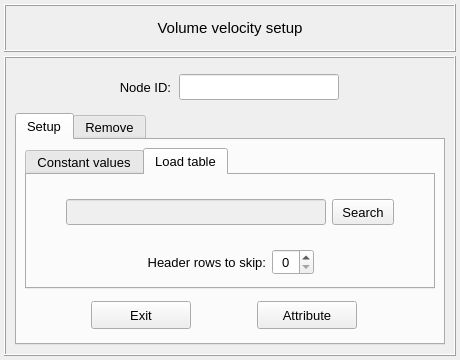
Qt form pulse/interface/data/ui_files/model/setup/acoustic/volume_velocity_input.ui (open-pulse/OpenPulse) before a commit.
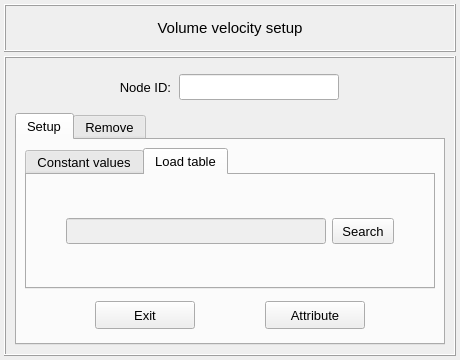
The same form after that commit. The open tabs and pages were chosen to show the change.

Commit message: Removes the unused QSpinBox controls and adjusts the ui-files

The edit to the form file:
```diff
--- a/pulse/interface/data/ui_files/model/setup/acoustic/volume_velocity_input.ui
+++ b/pulse/interface/data/ui_files/model/setup/acoustic/volume_velocity_input.ui
@@ -693,132 +693,6 @@
                 </layout>
                </widget>
               </item>
-              <item row="1" column="0">
-               <widget class="QFrame" name="frame_11">
-                <property name="minimumSize">
-                 <size>
-                  <width>260</width>
-                  <height>32</height>
-                 </size>
-                </property>
-                <property name="maximumSize">
-                 <size>
-                  <width>400</width>
-                  <height>32</height>
-                 </size>
-                </property>
-                <property name="frameShape">
-                 <enum>QFrame::NoFrame</enum>
-                </property>
-                <property name="frameShadow">
-                 <enum>QFrame::Raised</enum>
-                </property>
-                <layout class="QGridLayout" name="gridLayout_14">
-                 <property name="leftMargin">
-                  <number>2</number>
-                 </property>
-                 <property name="topMargin">
-                  <number>2</number>
-                 </property>
-                 <property name="rightMargin">
-                  <number>2</number>
-                 </property>
-                 <property name="bottomMargin">
-                  <number>2</number>
-                 </property>
-                 <property name="horizontalSpacing">
-                  <number>6</number>
-                 </property>
-                 <property name="verticalSpacing">
-                  <number>2</number>
-                 </property>
-                 <item row="0" column="0">
-                  <spacer name="horizontalSpacer_5">
-                   <property name="orientation">
-                    <enum>Qt::Horizontal</enum>
-                   </property>
-                   <property name="sizeHint" stdset="0">
-                    <size>
-                     <width>40</width>
-                     <height>20</height>
-                    </size>
-                   </property>
-                  </spacer>
-                 </item>
-                 <item row="0" column="1">
-                  <widget class="QLabel" name="label_9">
-                   <property name="minimumSize">
-                    <size>
-                     <width>0</width>
-                     <height>26</height>
-                    </size>
-                   </property>
-                   <property name="maximumSize">
-                    <size>
-                     <width>140</width>
-                     <height>26</height>
-                    </size>
-                   </property>
-                   <property name="font">
-                    <font>
-                     <family>MS Shell Dlg 2</family>
-                     <pointsize>10</pointsize>
-                     <weight>50</weight>
-                     <italic>false</italic>
-                     <bold>false</bold>
-                    </font>
-                   </property>
-                   <property name="text">
-                    <string>Header rows to skip:</string>
-                   </property>
-                   <property name="alignment">
-                    <set>Qt::AlignRight|Qt::AlignTrailing|Qt::AlignVCenter</set>
-                   </property>
-                  </widget>
-                 </item>
-                 <item row="0" column="2">
-                  <widget class="QSpinBox" name="spinBox_skip_wors">
-                   <property name="minimumSize">
-                    <size>
-                     <width>0</width>
-                     <height>26</height>
-                    </size>
-                   </property>
-                   <property name="maximumSize">
-                    <size>
-                     <width>16777215</width>
-                     <height>26</height>
-                    </size>
-                   </property>
-                   <property name="font">
-                    <font>
-                     <pointsize>10</pointsize>
-                    </font>
-                   </property>
-                   <property name="alignment">
-                    <set>Qt::AlignCenter</set>
-                   </property>
-                   <property name="maximum">
-                    <number>10</number>
-                   </property>
-                  </widget>
-                 </item>
-                 <item row="0" column="3">
-                  <spacer name="horizontalSpacer_6">
-                   <property name="orientation">
-                    <enum>Qt::Horizontal</enum>
-                   </property>
-                   <property name="sizeHint" stdset="0">
-                    <size>
-                     <width>40</width>
-                     <height>20</height>
-                    </size>
-                   </property>
-                  </spacer>
-                 </item>
-                </layout>
-               </widget>
-              </item>
              </layout>
             </widget>
            </widget>
@@ -833,7 +707,7 @@
             </property>
             <property name="maximumSize">
              <size>
-              <width>400</width>
+              <width>16777215</width>
               <height>80</height>
              </size>
             </property>
```
Left out of the diff: 1 changed line with no effect on the pictures. The commit also changes 12 other files.
